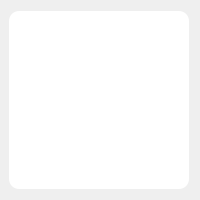
newprev/PrevCliente, file Design/UI/wdgMenuPrincipal.ui: the form before one commit.
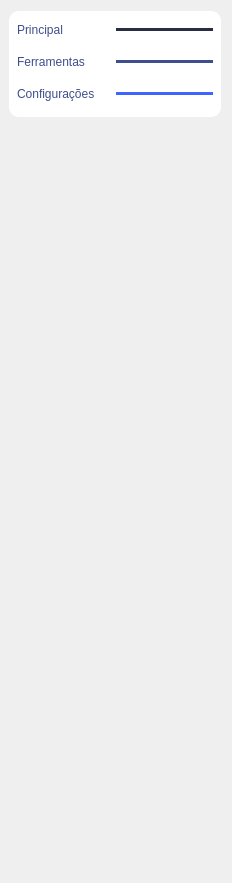
The form after the commit.

Commit message: Adição de funcionalidades no menu principal

What changed in the file:
```diff
--- a/Design/UI/wdgMenuPrincipal.ui
+++ b/Design/UI/wdgMenuPrincipal.ui
@@ -6,20 +6,20 @@
    <rect>
     <x>0</x>
     <y>0</y>
-    <width>200</width>
-    <height>200</height>
+    <width>232</width>
+    <height>883</height>
    </rect>
   </property>
   <property name="sizePolicy">
-   <sizepolicy hsizetype="Minimum" vsizetype="Minimum">
+   <sizepolicy hsizetype="Preferred" vsizetype="Preferred">
     <horstretch>0</horstretch>
     <verstretch>0</verstretch>
    </sizepolicy>
   </property>
   <property name="minimumSize">
    <size>
-    <width>200</width>
-    <height>200</height>
+    <width>0</width>
+    <height>0</height>
    </size>
   </property>
   <property name="windowTitle">
@@ -34,7 +34,26 @@
 #frPrincipal {
 	background-color: white;
 	border-radius: 10px;
-	
+}
+
+#frFirulaPrincipal {
+	background-color: #292D40;
+}
+
+#frFirulaFerramentas {
+	background-color: #3F4E8C;
+}
+
+#frFirulaConfiguracoes  {
+	background-color: #3F64FF;
+}
+
+
+/*--------------------------------- Labels ---------------------------------*/
+#lbInfoFerramentas, #lbInfoPrincipal,
+#lbInfoConfiguracoes {
+	font: 12pt &quot;Avenir LT Std&quot;;
+	color: #3F4E8C;
 }</string>
   </property>
   <layout class="QVBoxLayout" name="verticalLayout">
@@ -44,7 +63,7 @@
    <item>
     <widget class="QFrame" name="frPrincipal">
      <property name="sizePolicy">
-      <sizepolicy hsizetype="Minimum" vsizetype="Minimum">
+      <sizepolicy hsizetype="Preferred" vsizetype="Preferred">
        <horstretch>0</horstretch>
        <verstretch>0</verstretch>
       </sizepolicy>
@@ -55,32 +74,241 @@
      <property name="frameShadow">
       <enum>QFrame::Plain</enum>
      </property>
-     <layout class="QVBoxLayout" name="verticalLayout_2">
-      <property name="spacing">
-       <number>0</number>
-      </property>
+     <layout class="QGridLayout" name="gridLayout">
       <property name="leftMargin">
-       <number>4</number>
+       <number>8</number>
       </property>
       <property name="topMargin">
-       <number>4</number>
+       <number>8</number>
       </property>
       <property name="rightMargin">
-       <number>4</number>
+       <number>8</number>
       </property>
       <property name="bottomMargin">
-       <number>4</number>
+       <number>16</number>
       </property>
-      <item>
+      <property name="verticalSpacing">
+       <number>10</number>
+      </property>
+      <item row="3" column="0">
+       <layout class="QGridLayout" name="glFerramentas">
+        <property name="sizeConstraint">
+         <enum>QLayout::SetMaximumSize</enum>
+        </property>
+       </layout>
+      </item>
+      <item row="4" column="0">
+       <widget class="QFrame" name="frame_4">
+        <property name="frameShape">
+         <enum>QFrame::NoFrame</enum>
+        </property>
+        <property name="frameShadow">
+         <enum>QFrame::Raised</enum>
+        </property>
+        <layout class="QHBoxLayout" name="horizontalLayout_2">
+         <property name="spacing">
+          <number>2</number>
+         </property>
+         <property name="leftMargin">
+          <number>0</number>
+         </property>
+         <property name="topMargin">
+          <number>8</number>
+         </property>
+         <property name="rightMargin">
+          <number>0</number>
+         </property>
+         <property name="bottomMargin">
+          <number>0</number>
+         </property>
+         <item alignment="Qt::AlignLeft">
+          <widget class="QLabel" name="lbInfoConfiguracoes">
+           <property name="text">
+            <string>Configurações</string>
+           </property>
+          </widget>
+         </item>
+         <item>
+          <widget class="QFrame" name="frFirulaConfiguracoes">
+           <property name="sizePolicy">
+            <sizepolicy hsizetype="Preferred" vsizetype="Preferred">
+             <horstretch>0</horstretch>
+             <verstretch>0</verstretch>
+            </sizepolicy>
+           </property>
+           <property name="minimumSize">
+            <size>
+             <width>0</width>
+             <height>3</height>
+            </size>
+           </property>
+           <property name="maximumSize">
+            <size>
+             <width>16777215</width>
+             <height>3</height>
+            </size>
+           </property>
+           <property name="frameShape">
+            <enum>QFrame::NoFrame</enum>
+           </property>
+           <property name="frameShadow">
+            <enum>QFrame::Raised</enum>
+           </property>
+          </widget>
+         </item>
+        </layout>
+       </widget>
+      </item>
+      <item row="0" column="0">
+       <widget class="QFrame" name="frame_2">
+        <property name="frameShape">
+         <enum>QFrame::NoFrame</enum>
+        </property>
+        <property name="frameShadow">
+         <enum>QFrame::Raised</enum>
+        </property>
+        <layout class="QHBoxLayout" name="horizontalLayout_3">
+         <property name="spacing">
+          <number>2</number>
+         </property>
+         <property name="leftMargin">
+          <number>0</number>
+         </property>
+         <property name="topMargin">
+          <number>4</number>
+         </property>
+         <property name="rightMargin">
+          <number>0</number>
+         </property>
+         <property name="bottomMargin">
+          <number>0</number>
+         </property>
+         <item alignment="Qt::AlignLeft">
+          <widget class="QLabel" name="lbInfoPrincipal">
+           <property name="text">
+            <string>Principal</string>
+           </property>
+          </widget>
+         </item>
+         <item>
+          <widget class="QFrame" name="frFirulaPrincipal">
+           <property name="sizePolicy">
+            <sizepolicy hsizetype="Preferred" vsizetype="Preferred">
+             <horstretch>0</horstretch>
+             <verstretch>0</verstretch>
+            </sizepolicy>
+           </property>
+           <property name="minimumSize">
+            <size>
+             <width>0</width>
+             <height>3</height>
+            </size>
+           </property>
+           <property name="maximumSize">
+            <size>
+             <width>16777215</width>
+             <height>3</height>
+            </size>
+           </property>
+           <property name="frameShape">
+            <enum>QFrame::NoFrame</enum>
+           </property>
+           <property name="frameShadow">
+            <enum>QFrame::Raised</enum>
+           </property>
+          </widget>
+         </item>
+        </layout>
+       </widget>
+      </item>
+      <item row="1" column="0">
        <layout class="QGridLayout" name="glPrincipal">
         <property name="spacing">
          <number>2</number>
         </property>
        </layout>
       </item>
+      <item row="2" column="0" alignment="Qt::AlignBottom">
+       <widget class="QFrame" name="frame">
+        <property name="frameShape">
+         <enum>QFrame::NoFrame</enum>
+        </property>
+        <property name="frameShadow">
+         <enum>QFrame::Raised</enum>
+        </property>
+        <layout class="QHBoxLayout" name="horizontalLayout">
+         <property name="spacing">
+          <number>2</number>
+         </property>
+         <property name="leftMargin">
+          <number>0</number>
+         </property>
+         <property name="topMargin">
+          <number>8</number>
+         </property>
+         <property name="rightMargin">
+          <number>0</number>
+         </property>
+         <property name="bottomMargin">
+          <number>0</number>
+         </property>
+         <item alignment="Qt::AlignLeft">
+          <widget class="QLabel" name="lbInfoFerramentas">
+           <property name="text">
+            <string>Ferramentas</string>
+           </property>
+          </widget>
+         </item>
+         <item>
+          <widget class="QFrame" name="frFirulaFerramentas">
+           <property name="sizePolicy">
+            <sizepolicy hsizetype="Preferred" vsizetype="Preferred">
+             <horstretch>0</horstretch>
+             <verstretch>0</verstretch>
+            </sizepolicy>
+           </property>
+           <property name="minimumSize">
+            <size>
+             <width>0</width>
+             <height>3</height>
+            </size>
+           </property>
+           <property name="maximumSize">
+            <size>
+             <width>16777215</width>
+             <height>3</height>
+            </size>
+           </property>
+           <property name="frameShape">
+            <enum>QFrame::NoFrame</enum>
+           </property>
+           <property name="frameShadow">
+            <enum>QFrame::Raised</enum>
+           </property>
+          </widget>
+         </item>
+        </layout>
+       </widget>
+      </item>
+      <item row="5" column="0">
+       <layout class="QGridLayout" name="glConfiguracoes"/>
+      </item>
      </layout>
     </widget>
    </item>
+   <item>
+    <spacer name="verticalSpacer">
+     <property name="orientation">
+      <enum>Qt::Vertical</enum>
+     </property>
+     <property name="sizeHint" stdset="0">
+      <size>
+       <width>20</width>
+       <height>40</height>
+      </size>
+     </property>
+    </spacer>
+   </item>
   </layout>
  </widget>
  <resources/>
```
Left out of the diff: 3 changed lines with no effect on the pictures. The commit also changes 14 other files.
